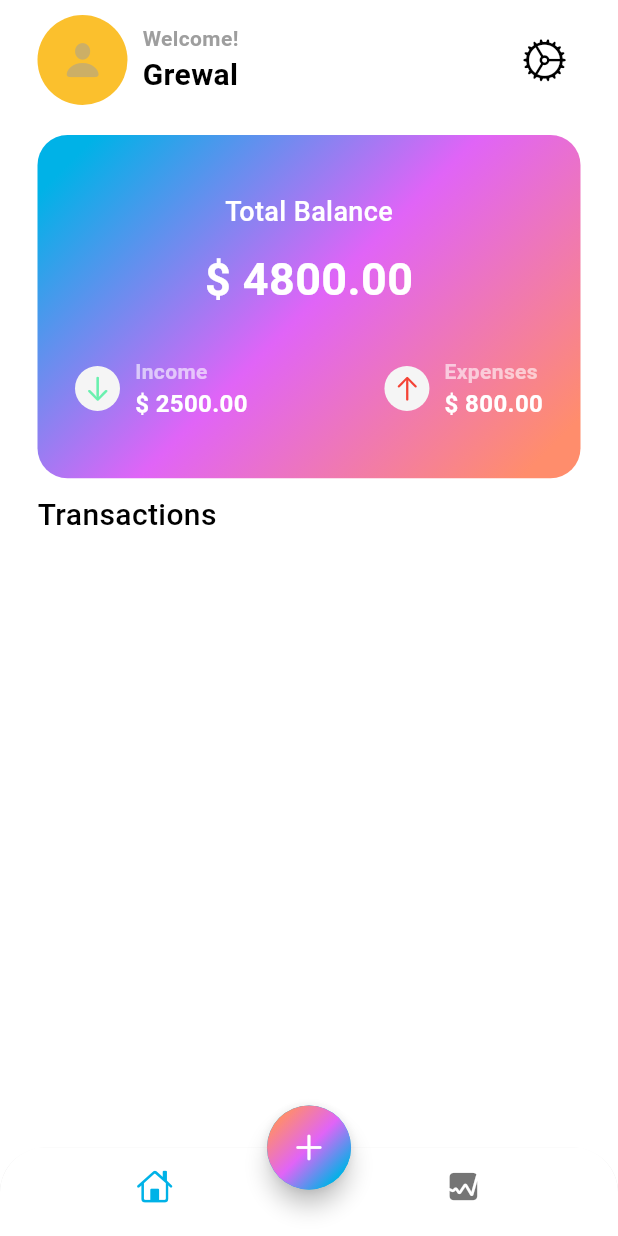
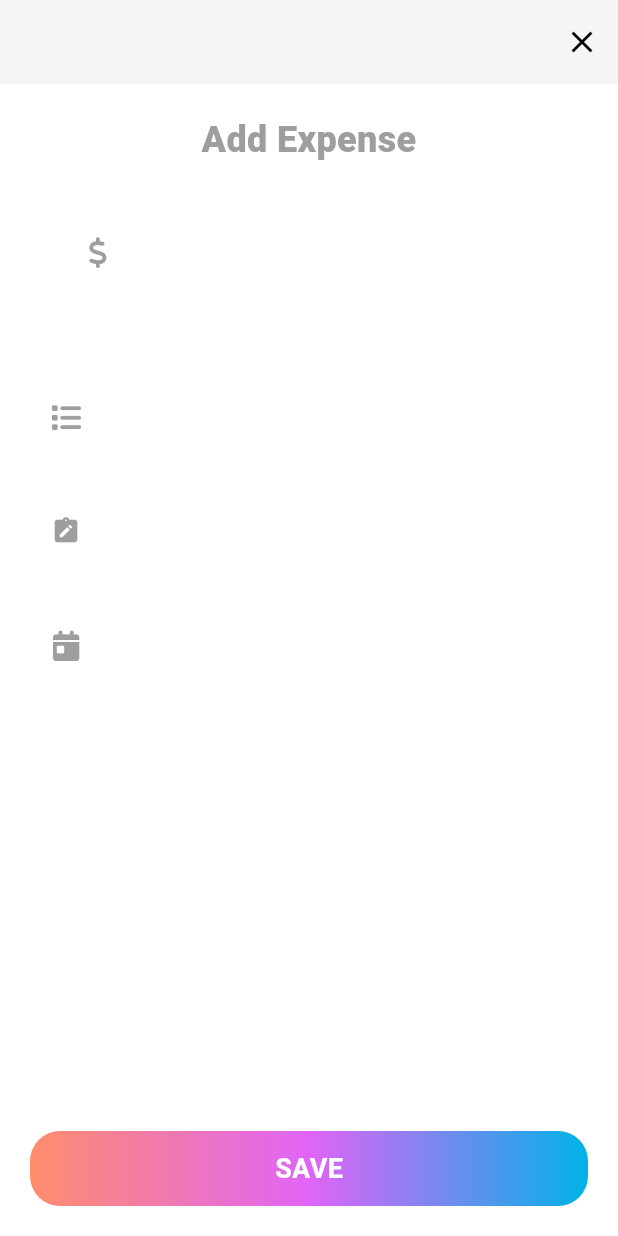
Before and after one commit to GurparveshGrewal/expense_tracker_app, a Flutter app: the screen it shows after launch, after a tap on an icon or button, on a phone screen of 412 x 824 dp. Run offline on Flutter 3.47's test engine with Material 3 defaults, Android fonts, the phone set to English and light mode, and no system bars; our stand-ins replace font_awesome_flutter.

Commit message:
feat: added expense card and addExpense page

```diff
--- /dev/null
+++ b/lib/core/commons/icon_text_field.dart
@@ -0,0 +1,26 @@
+import 'package:flutter/material.dart';
+
+class IconTextFieldWidget extends StatelessWidget {
+  final IconData icon;
+
+  const IconTextFieldWidget({required this.icon, super.key});
+
+  @override
+  Widget build(BuildContext context) {
+    return TextFormField(
+      decoration: InputDecoration(
+        prefixIcon: Icon(
+          icon,
+          size: 20,
+          color: Theme.of(context).colorScheme.outline,
+        ),
+        filled: true,
+        fillColor: Colors.white,
+        border: OutlineInputBorder(
+          borderRadius: BorderRadius.circular(30),
+          borderSide: BorderSide.none,
+        ),
+      ),
+    );
+  }
+}
--- /dev/null
+++ b/lib/features/home/views/add_new_expense_page.dart
@@ -0,0 +1,108 @@
+import 'package:expense_tracker_app/core/commons/icon_text_field.dart';
+import 'package:flutter/material.dart';
+import 'package:font_awesome_flutter/font_awesome_flutter.dart';
+
+class AddNewExpensePage extends StatelessWidget {
+  const AddNewExpensePage({super.key});
+
+  @override
+  Widget build(BuildContext context) {
+    return Scaffold(
+      appBar: AppBar(
+        backgroundColor: Theme.of(context).colorScheme.background,
+        automaticallyImplyLeading: false,
+        actions: [
+          IconButton(
+            onPressed: () {
+              Navigator.of(context).pop();
+            },
+            icon: const Icon(Icons.close),
+          )
+        ],
+      ),
+      body: Padding(
+        padding: const EdgeInsets.all(20),
+        child: Column(
+          children: [
+            Expanded(
+              child: SingleChildScrollView(
+                child: Center(
+                  child: Column(
+                    mainAxisAlignment: MainAxisAlignment.spaceBetween,
+                    children: [
+                      Column(
+                        children: [
+                          SizedBox(
+                            width: double.infinity,
+                            child: Text(
+                              "Add Expense",
+                              style: TextStyle(
+                                fontSize: 24,
+                                fontWeight: FontWeight.w800,
+                                color: Theme.of(context).colorScheme.outline,
+                              ),
+                              textAlign: TextAlign.center,
+                            ),
+                          ),
+                          const SizedBox(height: 30),
+                          SizedBox(
+                            height: 80,
+                            width: MediaQuery.of(context).size.width * 0.8,
+                            child: const IconTextFieldWidget(
+                              icon: FontAwesomeIcons.dollarSign,
+                            ),
+                          ),
+                          const SizedBox(height: 30),
+                          const IconTextFieldWidget(
+                            icon: FontAwesomeIcons.list,
+                          ),
+                          const SizedBox(height: 20),
+                          const IconTextFieldWidget(
+                            icon: Icons.note_alt,
+                          ),
+                          const SizedBox(height: 20),
+                          const IconTextFieldWidget(
+                            icon: FontAwesomeIcons.calendarDay,
+                          )
+                        ],
+                      ),
+                    ],
+                  ),
+                ),
+              ),
+            ),
+            GestureDetector(
+              onTap: () {
+                print("clicked Save");
+              },
+              child: Container(
+                width: double.infinity,
+                height: 50,
+                decoration: BoxDecoration(
+                  borderRadius: BorderRadius.circular(20),
+                  gradient: LinearGradient(
+                    colors: [
+                      Theme.of(context).colorScheme.tertiary,
+                      Theme.of(context).colorScheme.secondary,
+                      Theme.of(context).colorScheme.primary,
+                    ],
+                  ),
+                ),
+                child: const Center(
+                  child: Text(
+                    "SAVE",
+                    style: TextStyle(
+                      fontSize: 18,
+                      color: Colors.white,
+                      fontWeight: FontWeight.bold,
+                    ),
+                  ),
+                ),
+              ),
+            ),
+          ],
+        ),
+      ),
+    );
+  }
+}
--- a/lib/features/home/views/home_page.dart
+++ b/lib/features/home/views/home_page.dart
@@ -1,3 +1,4 @@
+import 'package:expense_tracker_app/features/home/views/add_new_expense_page.dart';
 import 'package:expense_tracker_app/features/home/views/main_screen.dart';
 import 'package:flutter/cupertino.dart';
 import 'package:flutter/material.dart';
@@ -8,7 +9,6 @@ class HomePage extends StatelessWidget {
   @override
   Widget build(BuildContext context) {
     return Scaffold(
-      // appBar: AppBar(),
       bottomNavigationBar: ClipRRect(
         borderRadius: const BorderRadius.vertical(top: Radius.circular(30)),
         child: BottomNavigationBar(
@@ -26,7 +26,10 @@ class HomePage extends StatelessWidget {
       floatingActionButtonLocation: FloatingActionButtonLocation.centerDocked,
       floatingActionButton: FloatingActionButton(
           shape: const CircleBorder(),
-          onPressed: () {},
+          onPressed: () {
+            Navigator.of(context).push(
+                MaterialPageRoute(builder: (ctx) => const AddNewExpensePage()));
+          },
           child: Container(
               height: 60,
               width: 60,
--- a/lib/features/home/views/main_screen.dart
+++ b/lib/features/home/views/main_screen.dart
@@ -1,7 +1,7 @@
+import 'package:expense_tracker_app/features/home/widgets/expense_card.dart';
 import 'package:expense_tracker_app/features/home/widgets/stat_card.dart';
 import 'package:flutter/cupertino.dart';
 import 'package:flutter/material.dart';
-import 'package:flutter/widgets.dart';
 
 class MainScreen extends StatelessWidget {
   const MainScreen({super.key});
@@ -17,8 +17,8 @@ class MainScreen extends StatelessWidget {
             Row(
               children: [
                 Container(
-                  height: 60,
-                  width: 60,
+                  height: 50,
+                  width: 50,
                   decoration: BoxDecoration(
                       color: Colors.yellow.shade700,
                       borderRadius: BorderRadius.circular(50)),
@@ -67,12 +67,40 @@ class MainScreen extends StatelessWidget {
             const SizedBox(
               height: 10,
             ),
+            Row(
+              children: [
                 const Text(
                   "Transactions",
                   style: TextStyle(
                     fontSize: 20,
                     fontWeight: FontWeight.w500,
                   ),
+                ),
+                const Spacer(),
+                TextButton(
+                  onPressed: () {},
+                  style: TextButton.styleFrom(foregroundColor: Colors.grey),
+                  child: const Text(
+                    "See All",
+                    style: TextStyle(
+                      fontSize: 15,
+                      fontWeight: FontWeight.w500,
+                    ),
+                  ),
+                ),
+              ],
+            ),
+            Expanded(
+              child: ListView.builder(
+                  itemCount: 3,
+                  itemBuilder: (context, index) {
+                    return ExpenseCard(
+                      icon: Icons.food_bank_outlined,
+                      backgroundColor: index % 2 == 0
+                          ? Theme.of(context).colorScheme.secondary
+                          : Theme.of(context).colorScheme.primary,
+                    );
+                  }),
             )
           ],
         ),
--- /dev/null
+++ b/lib/features/home/widgets/expense_card.dart
@@ -0,0 +1,67 @@
+import 'package:flutter/material.dart';
+
+class ExpenseCard extends StatelessWidget {
+  final Color backgroundColor;
+  final IconData icon;
+  const ExpenseCard(
+      {required this.backgroundColor, required this.icon, super.key});
+
+  @override
+  Widget build(BuildContext context) {
+    return Padding(
+      padding: const EdgeInsets.only(bottom: 20),
+      child: Card(
+        elevation: 5,
+        child: Container(
+          height: 80,
+          decoration: BoxDecoration(
+              color: Colors.white, borderRadius: BorderRadius.circular(10)),
+          child: Padding(
+            padding: const EdgeInsets.all(12.0),
+            child: Row(
+              mainAxisAlignment: MainAxisAlignment.start,
+              children: [
+                Container(
+                  height: 50,
+                  width: 50,
+                  decoration: BoxDecoration(
+                      color: backgroundColor,
+                      borderRadius: BorderRadius.circular(50)),
+                  child: Icon(
+                    icon,
+                    size: 30,
+                    color: Colors.white,
+                  ),
+                ),
+                const SizedBox(
+                  width: 10,
+                ),
+                const Text(
+                  "Food",
+                  style: TextStyle(fontSize: 18, fontWeight: FontWeight.w500),
+                ),
+                const Spacer(),
+                Column(
+                  mainAxisAlignment: MainAxisAlignment.center,
+                  children: [
+                    const Text(
+                      "-\$45.00",
+                      style:
+                          TextStyle(fontSize: 16, fontWeight: FontWeight.w400),
+                    ),
+                    Text(
+                      "Today",
+                      style: TextStyle(
+                        color: Theme.of(context).colorScheme.outline,
+                      ),
+                    ),
+                  ],
+                ),
+              ],
+            ),
+          ),
+        ),
+      ),
+    );
+  }
+}
--- a/pubspec.yaml
+++ b/pubspec.yaml
@@ -35,6 +35,7 @@ dependencies:
   # The following adds the Cupertino Icons font to your application.
   # Use with the CupertinoIcons class for iOS style icons.
   cupertino_icons: ^1.0.6
+  font_awesome_flutter: ^10.7.0
 
 dev_dependencies:
   flutter_test:
```
Also changed, not shown: pubspec.lock. Lines whose indentation alone changed are shown as unchanged.
